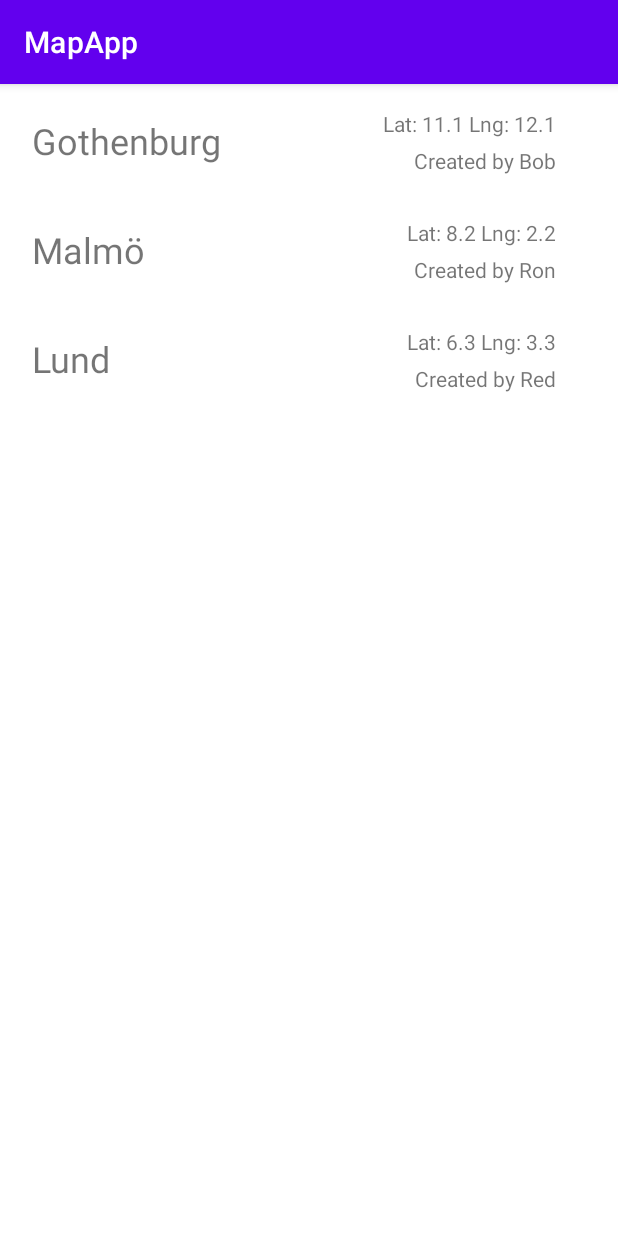
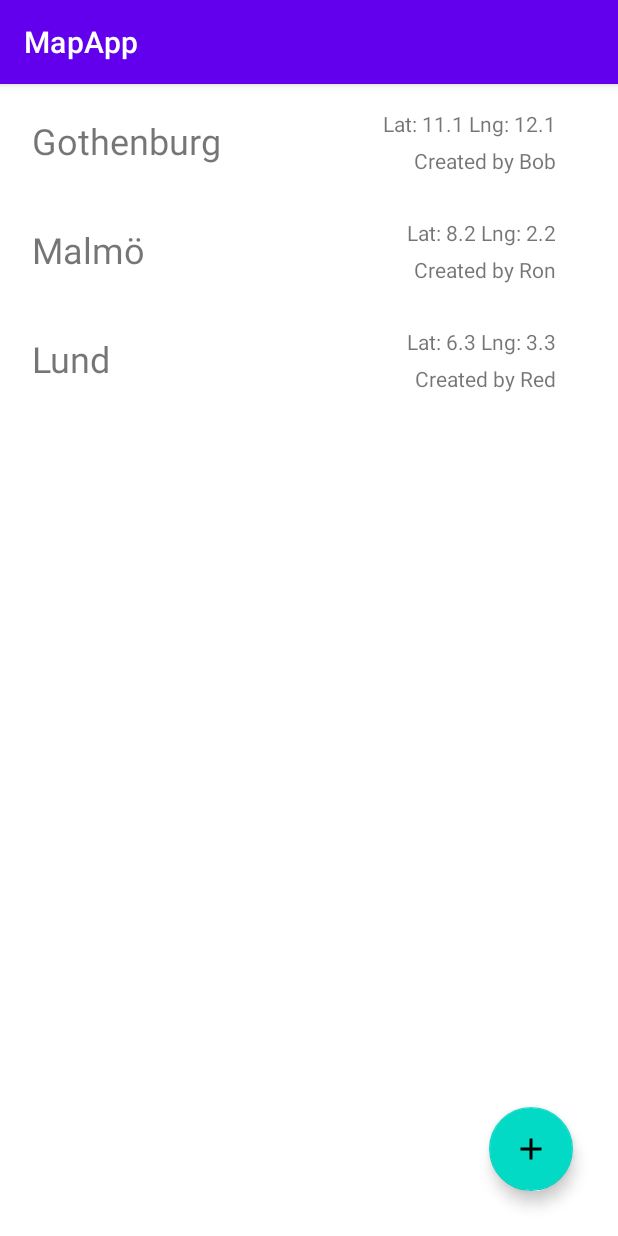
Before and after one commit to Viktorjb/MapApp, an Android app: the ListActivity screen opened directly, with no data from a screen before it, on a phone screen of 412 x 824 dp. Run offline under Robolectric (Android 15) with nearby library versions, the phone set to English and light mode, and no system bars.

```diff
--- a/app/src/main/res/layout/activity_list.xml
+++ b/app/src/main/res/layout/activity_list.xml
@@ -20,4 +20,15 @@
         app:layout_constraintStart_toStartOf="parent"
         app:layout_constraintTop_toTopOf="parent"
         tools:listitem="@layout/list_item" />
+
+    <com.google.android.material.floatingactionbutton.FloatingActionButton
+        android:id="@+id/floatingActionButton"
+        android:layout_width="wrap_content"
+        android:layout_height="wrap_content"
+        android:layout_marginEnd="30dp"
+        android:layout_marginBottom="30dp"
+        android:clickable="true"
+        app:layout_constraintBottom_toBottomOf="parent"
+        app:layout_constraintEnd_toEndOf="parent"
+        app:srcCompat="@drawable/ic_baseline_add_24" />
 </androidx.constraintlayout.widget.ConstraintLayout>
```
Also changed, not shown: app/src/main/AndroidManifest.xml (+7 -0 lines), app/src/main/java/com/example/mapapp/AddPlaceActivity.kt (added, +11 -0 lines), app/src/main/res/layout/activity_add_place.xml (added, +9 -0 lines).
